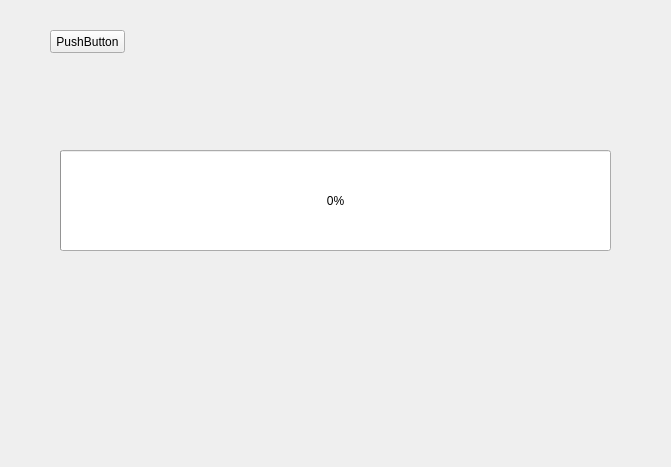
First picture: the form in zxcv/testQthread/widget.ui, repository qyslamd/yi-guai, before the edit.
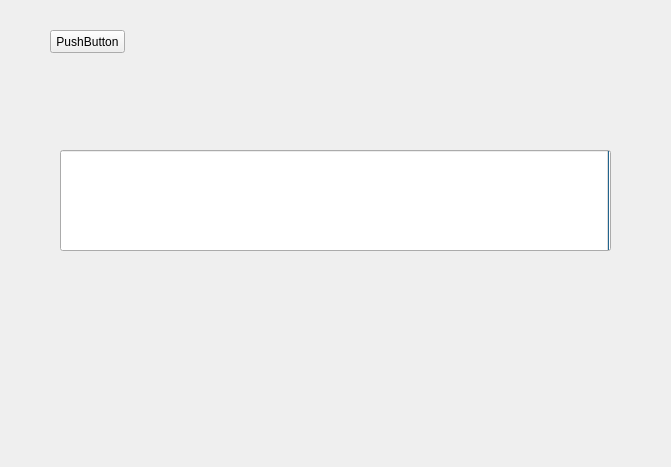
Second picture: the form after the edit.

```diff
--- a/zxcv/testQthread/widget.ui
+++ b/zxcv/testQthread/widget.ui
@@ -22,9 +22,15 @@
      <height>101</height>
     </rect>
    </property>
+   <property name="maximum">
+    <number>101</number>
+   </property>
    <property name="value">
     <number>0</number>
    </property>
+   <property name="invertedAppearance">
+    <bool>true</bool>
+   </property>
   </widget>
   <widget class="QPushButton" name="pushButton">
    <property name="geometry">
```
